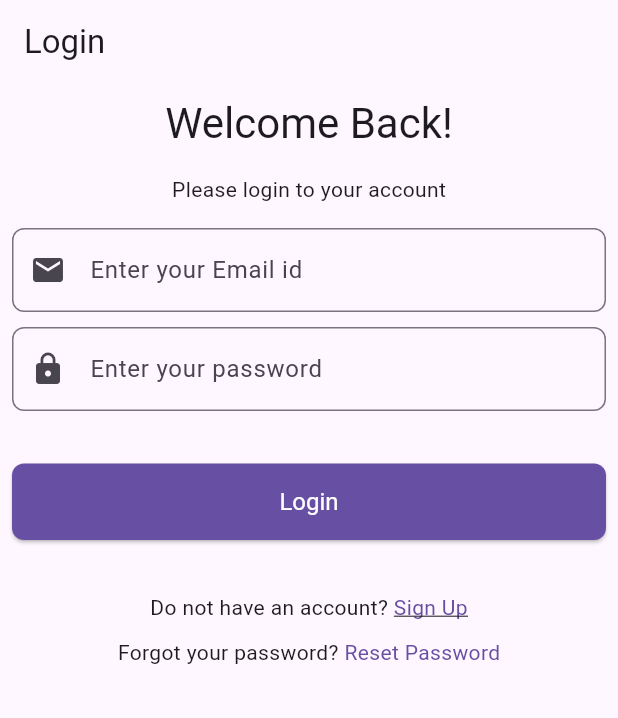
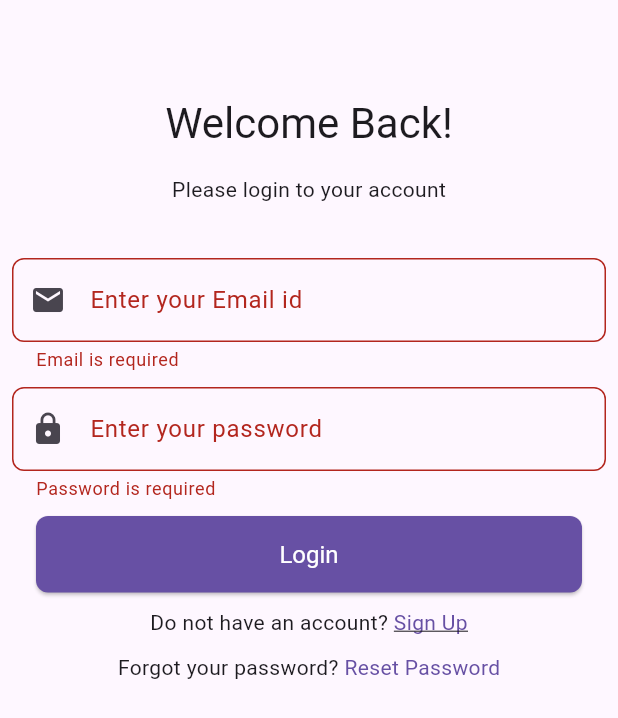
Before and after one commit to hyshubhamjain/clean_architecture_bloc, a Flutter app: the screen it shows after launch, after a tap on "Login", on a phone screen of 412 x 824 dp. Shown: the top 718 px of the screen. Run offline on Flutter 3.47's test engine with Material 3 defaults, Android fonts, the phone set to English and light mode, and no system bars; our stand-ins replace cloud_firestore, firebase_auth, firebase_core, flutter_dotenv, get_it; accounts and stored records are empty.

Commit message:
Add form validation to auth and password screens
Improves user experience and data integrity by introducing
form validation and error messages for login, sign up, and
password reset screens. Converts widgets to stateful for
controller lifecycle management. Updates button padding for
layout consistency.

```diff
--- a/lib/core/widget/custom_button.dart
+++ b/lib/core/widget/custom_button.dart
@@ -20,7 +20,7 @@ class CustomButton extends StatelessWidget {
     return SizedBox(
       width: double.infinity,
       child: Padding(
-        padding: const EdgeInsets.symmetric(vertical: 25.0),
+        padding: const EdgeInsets.symmetric(horizontal: 16.0),
         child: ElevatedButton(
           style: ElevatedButton.styleFrom(
             padding: const EdgeInsets.symmetric(vertical: 16.0),
--- a/lib/feature/login/presentation/login_screen.dart
+++ b/lib/feature/login/presentation/login_screen.dart
@@ -6,19 +6,41 @@ import 'package:jainebook/core/service_locator.dart';
 import '../../forget_password/presentation/forget_password_screen.dart';
 import '../../registratio/presentation/sign_up_screen.dart';
 
-class LoginScreen extends StatelessWidget {
+class LoginScreen extends StatefulWidget {
   static const screenName = "/login";
 
   const LoginScreen({super.key});
+
+  @override
+  State<LoginScreen> createState() => _LoginScreenState();
+}
+
+class _LoginScreenState extends State<LoginScreen> {
+  late TextEditingController emailController;
+  late TextEditingController passwordController;
+  late final _formKey = GlobalKey<FormState>();
+  @override
+  void initState() {
+    super.initState();
+    emailController = TextEditingController();
+    passwordController = TextEditingController();
+  }
+
+  @override
+  void dispose() {
+    emailController.dispose();
+    passwordController.dispose();
+    super.dispose();
+  }
+
   @override
   Widget build(BuildContext context) {
-    var emailController = TextEditingController();
-    var passwordController = TextEditingController();
-
     return Scaffold(
-      appBar: AppBar(title: const Text('Login')),
+      appBar: AppBar(title: const Text('')),
       body: Padding(
         padding: const EdgeInsets.all(8.0),
+        child: Form(
+          key: _formKey,
           child: Column(
             mainAxisAlignment: MainAxisAlignment.start,
             crossAxisAlignment: CrossAxisAlignment.center,
@@ -32,13 +54,25 @@ class LoginScreen extends StatelessWidget {
                 'Please login to your account',
                 style: Theme.of(context).textTheme.bodyMedium,
               ),
-            SizedBox(height: 16),
+              SizedBox(height: 36),
               CustomTextField(
                 labelText: 'Enter your Email id',
                 hintText: 'Enter your email',
                 prefixIcon: const Icon(Icons.email),
                 controller: emailController,
                 keyboardType: TextInputType.emailAddress,
+                validator: (value) {
+                  if (value == null || value.isEmpty) {
+                    return 'Email is required';
+                  }
+                  final emailRegex = RegExp(
+                    r'^[\w-\.]+@([\w-]+\.)+[\w-]{2,4}$',
+                  );
+                  if (!emailRegex.hasMatch(value)) {
+                    return 'Enter a valid email';
+                  }
+                  return null;
+                },
               ),
               SizedBox(height: 10),
               CustomTextField(
@@ -47,16 +81,31 @@ class LoginScreen extends StatelessWidget {
                 prefixIcon: const Icon(Icons.lock),
                 controller: passwordController,
                 obscureText: true,
+                validator: (value) {
+                  if (value == null || value.isEmpty) {
+                    return 'Password is required';
+                  }
+                  if (value.length < 8) {
+                    return 'Password must be at least 8 characters alphanumeric';
+                  }
+                  final passwordRegex = RegExp(
+                    r'^(?=.*[A-Za-z])(?=.*\d)[A-Za-z\d]{8,}$',
+                  );
+                  if (!passwordRegex.hasMatch(value)) {
+                    return 'Password must be alphanumeric';
+                  }
+                  return null;
+                },
               ),
-
               SizedBox(height: 10),
               CustomButton(
                 onPressed: () {
+                  if (_formKey.currentState?.validate() ?? false) {
                     // Handle login logic here
+                  }
                 },
                 child: const Text('Login'),
               ),
-
               const SizedBox(height: 10),
               Row(
                 mainAxisAlignment: MainAxisAlignment.center,
@@ -67,8 +116,6 @@ class LoginScreen extends StatelessWidget {
                   ),
                   GestureDetector(
                     onTap: () {
-                    // Navigate to Sign Up screen
-                    // Navigator.pushNamed(context, '/signup');
                       sLocator.get<AppRouter>().push(SignUpScreen());
                     },
                     child: Text(
@@ -82,7 +129,6 @@ class LoginScreen extends StatelessWidget {
                 ],
               ),
               const SizedBox(height: 10),
-
               Row(
                 mainAxisAlignment: MainAxisAlignment.center,
                 children: [
@@ -92,8 +138,6 @@ class LoginScreen extends StatelessWidget {
                   ),
                   GestureDetector(
                     onTap: () {
-                    // Navigate to Sign Up screen
-                    // Navigator.pushNamed(context, '/signup');
                       sLocator.get<AppRouter>().push(ForgetPasswordScreen());
                     },
                     child: Text(
@@ -109,6 +153,7 @@ class LoginScreen extends StatelessWidget {
             ],
           ),
         ),
+      ),
     );
   }
 }
```
Also changed, not shown: lib/feature/forget_password/presentation/forget_password_screen.dart (+35 -3 lines), lib/feature/registratio/presentation/sign_up_screen.dart (+98 -16 lines). Lines whose indentation alone changed are shown as unchanged.
